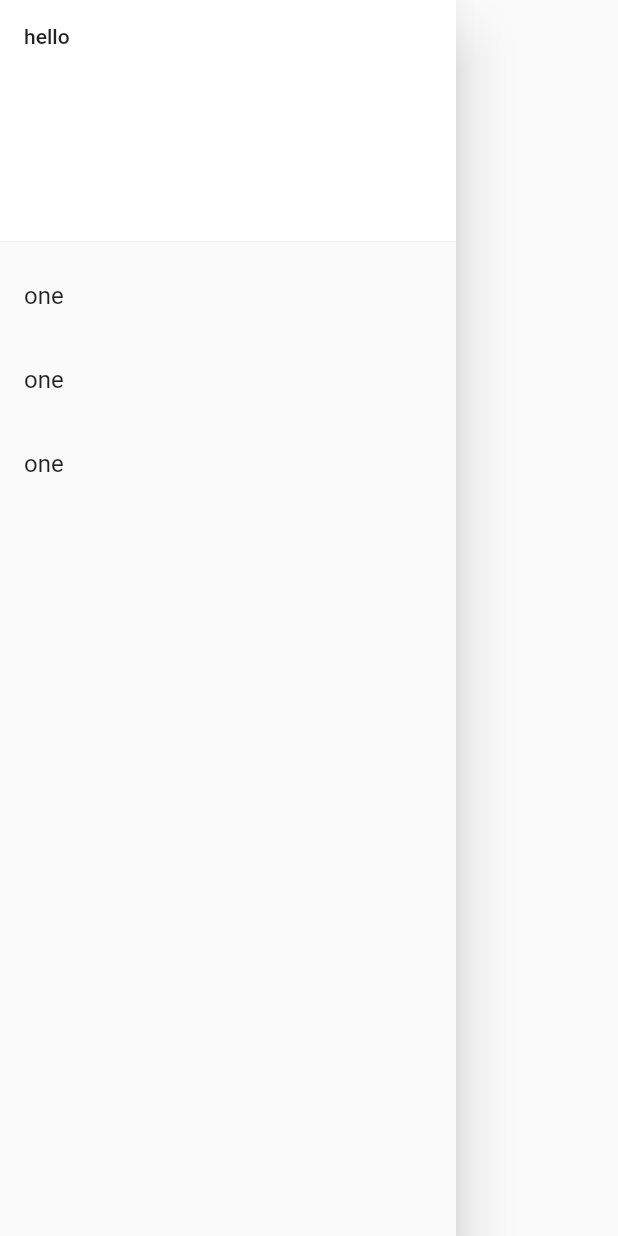
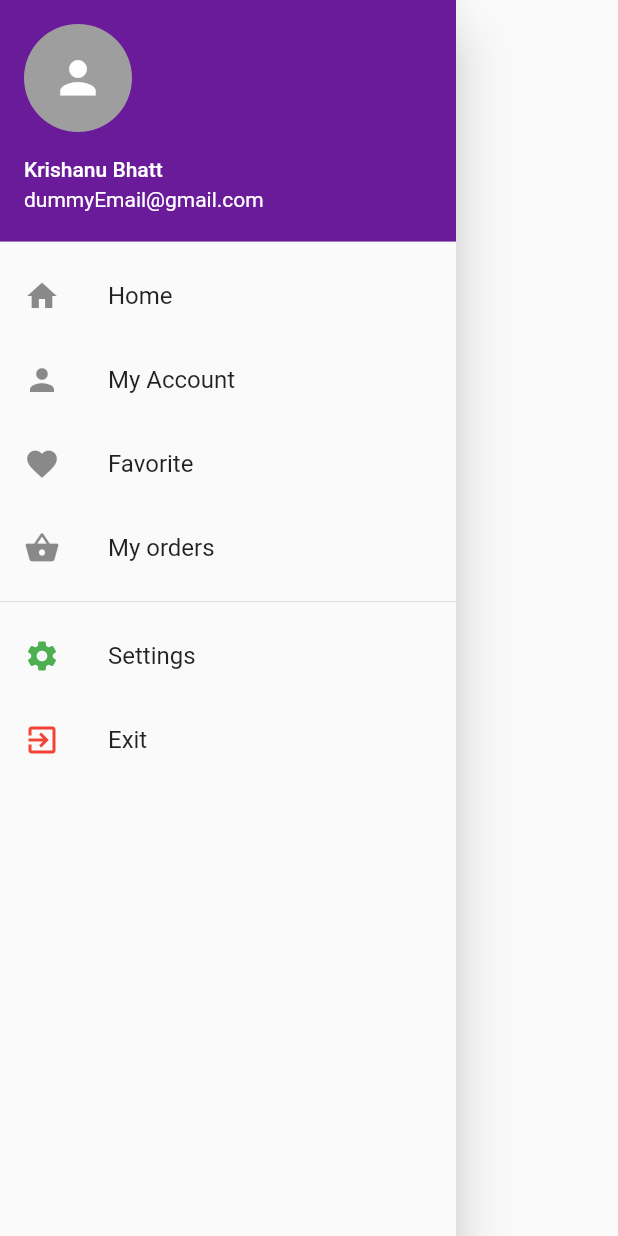
Before and after one commit to Kaiserb11/pbl_project, a Flutter app: the DrawerMenu widget shown alone on an empty page, opened directly, on a phone screen of 412 x 824 dp. Run offline on Flutter 3.47's test engine with Material 2 defaults, Android fonts, the phone set to English and light mode, and no system bars.

Commit message:
updated drawer menu

```diff
--- a/lib/widgets/drawerMenu.dart
+++ b/lib/widgets/drawerMenu.dart
@@ -5,32 +5,66 @@ class DrawerMenu extends StatelessWidget {
   Widget build(BuildContext context) {
     return Drawer(
       child: ListView(
+        padding: const EdgeInsets.all(0),
         children: [
-          DrawerHeader(
-            decoration: BoxDecoration(
-              color: Colors.white
-            ),
-            child: Text('hello'),
-          ),
-          ListTile(
-            title: Text(
-              'one'
+          UserAccountsDrawerHeader(
+            accountName: Text('Krishanu Bhatt'),
+            accountEmail: Text('dummyEmail@gmail.com'),
+            decoration: BoxDecoration(color: Colors.purple[800]),
+            currentAccountPicture: CircleAvatar(
+              backgroundColor: Colors.grey,
+              child: Icon(
+                Icons.person,
+                color: Colors.white,
+                size: 35,
+              ),
             ),
           ),
-          ListTile(
-            title: Text(
-              'one'
+          InkWell(
+            onTap: () {},
+            child: ListTile(
+              title: Text('Home'),
+              leading: Icon(Icons.home),
             ),
           ),
-          ListTile(
-            title: Text(
-              'one'
+          InkWell(
+            onTap: () {},
+            child: ListTile(
+              title: Text('My Account'),
+              leading: Icon(Icons.person),
             ),
           ),
-
+          InkWell(
+            onTap: () {},
+            child: ListTile(
+              title: Text('Favorite'),
+              leading: Icon(Icons.favorite),
+            ),
+          ),
+          InkWell(
+            onTap: () {},
+            child: ListTile(
+              title: Text('My orders'),
+              leading: Icon(Icons.shopping_basket),
+            ),
+          ),
+          Divider(),
+          InkWell(
+            onTap: () {},
+            child: ListTile(
+              title: Text('Settings'),
+              leading: Icon(Icons.settings, color: Colors.green,),
+            ),
+          ),
+          InkWell(
+            onTap: () {},
+            child: ListTile(
+              title: Text('Exit'),
+              leading: Icon(Icons.exit_to_app, color: Colors.red,),
+            ),
+          ),
         ],
       ),
-
     );
   }
 }
```
